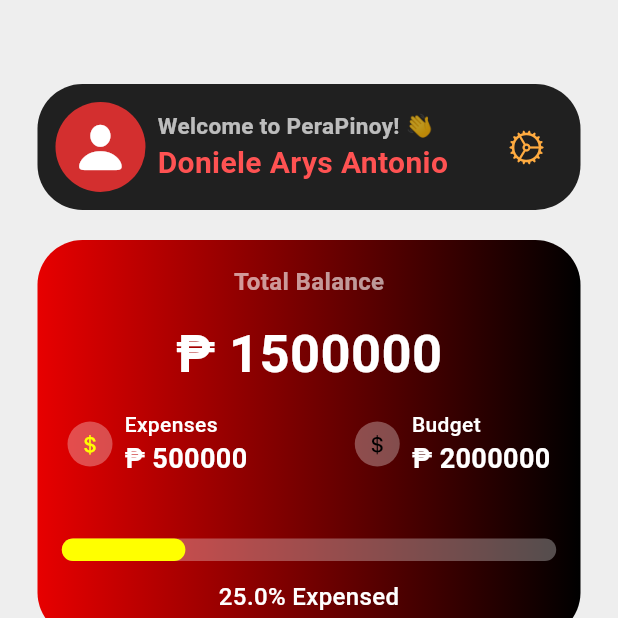
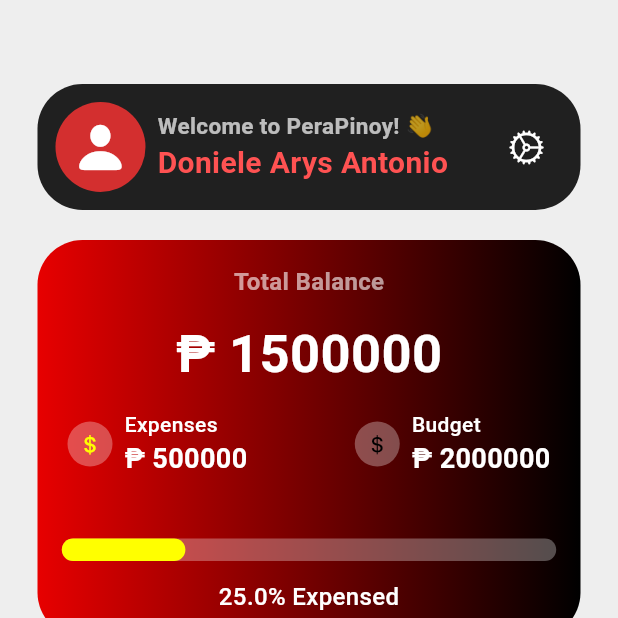
Before and after one commit to donyelqt/pera-pinoy, a Flutter app: the screen it shows after launch, on a phone screen of 412 x 824 dp, the top half of it. Run offline on Flutter 3.47's test engine with Material 3 defaults, Android fonts, the phone set to English and light mode, and no system bars.

Commit message:
"Changed icon color from orangeAccent to white in MainScreen"

```diff
--- a/lib/screens/home/views/main_screen.dart
+++ b/lib/screens/home/views/main_screen.dart
@@ -81,7 +81,7 @@ class MainScreen extends StatelessWidget {
                       onPressed: () {},
                       icon: const Icon(
                         CupertinoIcons.settings,
-                        color: Colors.orangeAccent,
+                        color: Colors.white,
                       )),
                 ],
               ),
```
